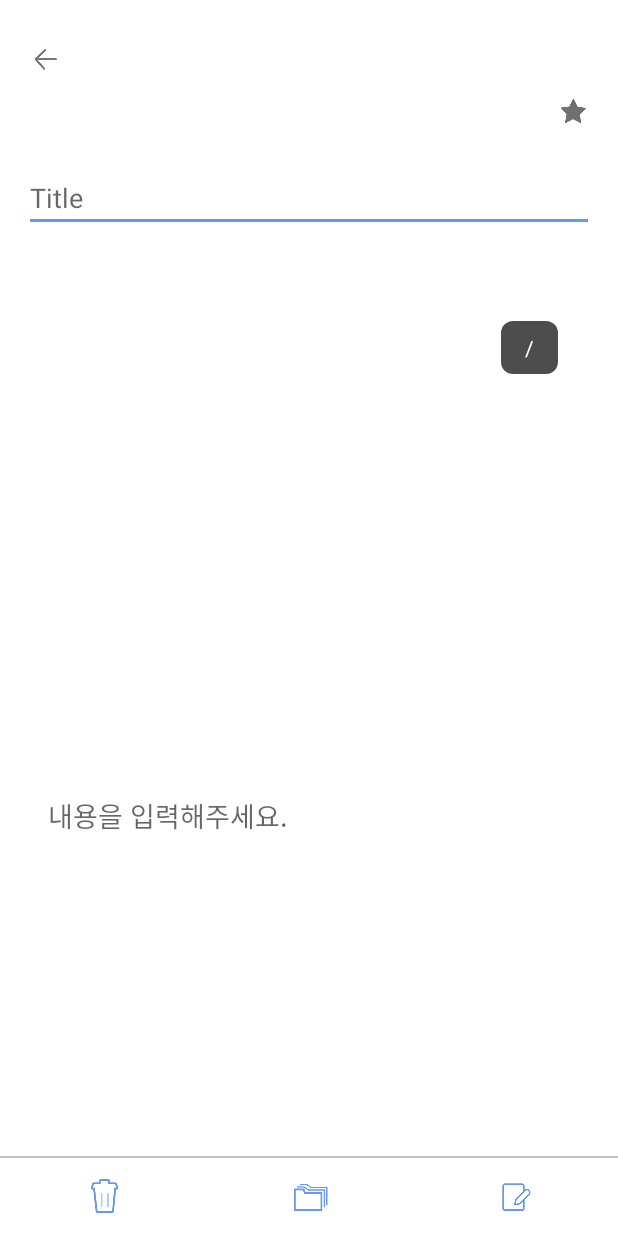
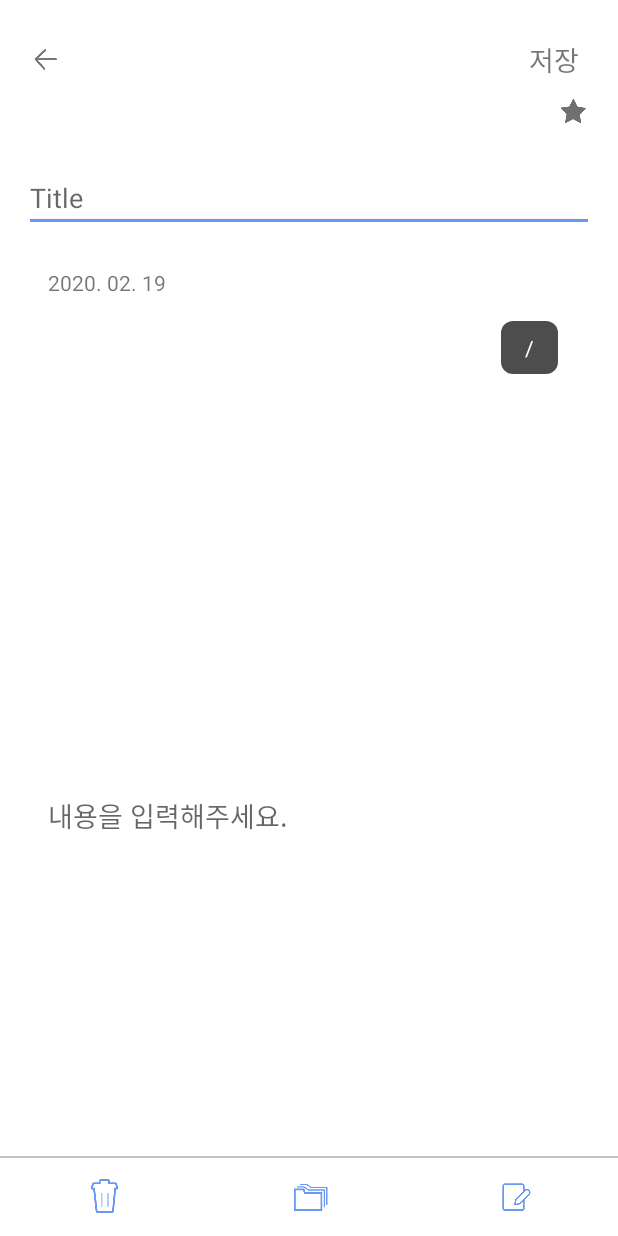
Before and after one commit to malibinYun/memo, an Android app: the screen it shows after launch (MemoEditActivity), on a phone screen of 412 x 824 dp. Run offline under Robolectric (Android 15) with nearby library versions, the phone set to English and light mode, and no system bars; our stand-ins replace Room's generated code, data binding; 4 statements that could not run were skipped.

Commit message:
[add] MemoEdit 기본적인 데이터바인딩 완료 1. important Star 아이콘 Two Way Databinding 완료 2. ViewModel에 기능 없었던 삭제/카테고리선택 메소드 추가 3. 날짜 Long -> DateFormatString 으로 바꿔주는 Databinding Adapter 추가

```diff
--- a/app/src/main/java/com/malibin/memo/ui/memo/MemoEditActivity.kt
+++ b/app/src/main/java/com/malibin/memo/ui/memo/MemoEditActivity.kt
@@ -1,13 +1,28 @@
 package com.malibin.memo.ui.memo
 
+import android.os.Bundle
 import androidx.appcompat.app.AppCompatActivity
-import android.os.Bundle
+import androidx.databinding.DataBindingUtil
+import androidx.lifecycle.ViewModelProvider
 import com.malibin.memo.R
+import com.malibin.memo.databinding.ActivityMemoEditBinding
+import org.koin.android.ext.android.inject
 
 class MemoEditActivity : AppCompatActivity() {
 
+    private val viewModelFactory: ViewModelProvider.Factory by inject()
+
     override fun onCreate(savedInstanceState: Bundle?) {
         super.onCreate(savedInstanceState)
-        setContentView(R.layout.activity_memo_edit)
+
+        val viewModel = ViewModelProvider(this, viewModelFactory)[MemoEditViewModel::class.java]
+
+        val binding: ActivityMemoEditBinding =
+            DataBindingUtil.setContentView(this, R.layout.activity_memo_edit)
+
+        binding.apply {
+            memoEditVM = viewModel
+            lifecycleOwner = this@MemoEditActivity
+        }
     }
 }
--- /dev/null
+++ b/app/src/main/java/com/malibin/memo/ui/memo/MemoEditBindingAdapter.kt
@@ -0,0 +1,35 @@
+package com.malibin.memo.ui.memo
+
+import android.view.View
+import android.widget.TextView
+import androidx.databinding.BindingAdapter
+import androidx.databinding.InverseBindingAdapter
+import androidx.databinding.InverseBindingListener
+import androidx.lifecycle.MutableLiveData
+import java.text.SimpleDateFormat
+import java.util.*
+
+
+@BindingAdapter("bind_selected")
+fun bindViewSelected(view: View, isSelected: MutableLiveData<Boolean>) {
+    view.isSelected = isSelected.value ?: false
+}
+
+@InverseBindingAdapter(attribute = "bind_selected", event = "bind_selectedAttrChanged")
+fun getViewSelected(view: View) = view.isSelected
+
+@BindingAdapter("bind_selectedAttrChanged")
+fun setAttrChangedListener(view: View, listener: InverseBindingListener) {
+    view.setOnClickListener {
+        view.isSelected = !view.isSelected
+        listener.onChange()
+    }
+}
+
+@BindingAdapter("bind_date")
+fun bindTextDate(view: TextView, date: Long) {
+    val mDate = Date(date)
+    val simpleDateFormat = SimpleDateFormat("yyyy. MM. dd", Locale.KOREA)
+    val dateString = simpleDateFormat.format(mDate)
+    view.text = dateString
+}
--- a/app/src/main/java/com/malibin/memo/ui/memo/MemoEditViewModel.kt
+++ b/app/src/main/java/com/malibin/memo/ui/memo/MemoEditViewModel.kt
@@ -38,6 +38,10 @@ class MemoEditViewModel(
     val editCancelEvent: LiveData<Boolean>
         get() = _editCancelEvent
 
+    private val _deploySelectCategoryEvent = MutableLiveData<Boolean>()
+    val deploySelectCategoryEvent: LiveData<Boolean>
+        get() = _deploySelectCategoryEvent
+
     private var memoId: String? = null
 
     private var isNewMemo: Boolean = true
@@ -73,6 +77,10 @@ class MemoEditViewModel(
         loadCategory(memo.categoryId)
     }
 
+    fun deploySelectCategory() {
+        _deploySelectCategoryEvent.value = true
+    }
+
     fun updateCategory(categoryId: String) {
         loadCategory(categoryId)
     }
@@ -104,6 +112,10 @@ class MemoEditViewModel(
 
     fun cancelEditMemo() {
         _editCancelEvent.value = true
+    }
+
+    fun deleteMemo() {
+
     }
 
     fun saveMemo() {
--- a/app/src/main/res/layout/activity_add_modify_category.xml
+++ b/app/src/main/res/layout/activity_add_modify_category.xml
@@ -72,7 +72,7 @@
                 android:layout_height="wrap_content"
                 android:layout_marginTop="10dp"
                 android:layout_marginBottom="10dp"
-                android:text="@string/save"
+                android:text="@string/doSave"
                 android:textColor="@android:color/white"
                 android:textSize="18sp"
                 app:layout_constraintBottom_toBottomOf="parent"
--- a/app/src/main/res/layout/activity_memo_edit.xml
+++ b/app/src/main/res/layout/activity_memo_edit.xml
@@ -4,6 +4,12 @@
     xmlns:tools="http://schemas.android.com/tools">
 
     <data>
+
+        <import type="android.view.View" />
+
+        <variable
+            name="memoEditVM"
+            type="com.malibin.memo.ui.memo.MemoEditViewModel" />
 
     </data>
 
@@ -21,11 +27,27 @@
             app:layout_constraintStart_toStartOf="parent"
             app:layout_constraintTop_toTopOf="parent">
 
+            <TextView
+                android:id="@+id/btn_complete2"
+                android:layout_width="wrap_content"
+                android:layout_height="0dp"
+                android:layout_marginEnd="16dp"
+                android:gravity="center"
+                android:onClick="@{(view) -> memoEditVM.saveMemo()}"
+                android:paddingLeft="16dp"
+                android:paddingRight="10dp"
+                android:text="@string/save"
+                android:textSize="18sp"
+                app:layout_constraintBottom_toBottomOf="parent"
+                app:layout_constraintEnd_toEndOf="parent"
+                app:layout_constraintTop_toTopOf="parent" />
+
             <ImageView
                 android:id="@+id/btn_cancel"
                 android:layout_width="wrap_content"
                 android:layout_height="wrap_content"
                 android:layout_marginStart="16dp"
+                android:onClick="@{(view) -> memoEditVM.cancelEditMemo()}"
                 app:layout_constraintBottom_toBottomOf="parent"
                 app:layout_constraintStart_toStartOf="parent"
                 app:layout_constraintTop_toTopOf="parent"
@@ -75,6 +97,7 @@
                     android:layout_height="wrap_content"
                     android:layout_marginTop="4dp"
                     android:layout_marginEnd="16dp"
+                    app:bind_selected="@={memoEditVM.isImportant()}"
                     app:layout_constraintEnd_toEndOf="parent"
                     app:layout_constraintTop_toTopOf="parent"
                     app:srcCompat="@drawable/selector_btn_star" />
@@ -86,6 +109,7 @@
                     android:layout_marginLeft="16dp"
                     android:background="@drawable/circle_shape"
                     android:foregroundGravity="center"
+                    app:bind_category_color="@{memoEditVM.category.colorCode}"
                     app:layout_constraintBottom_toBottomOf="@+id/tv_category_name"
                     app:layout_constraintHorizontal_bias="0.0"
                     app:layout_constraintHorizontal_chainStyle="packed"
@@ -103,6 +127,7 @@
                     android:layout_marginRight="16dp"
                     android:ellipsize="end"
                     android:maxLines="1"
+                    android:text="@{memoEditVM.category.name}"
                     app:layout_constraintLeft_toRightOf="@id/iv_category_color"
                     app:layout_constraintRight_toRightOf="parent"
                     app:layout_constraintTop_toBottomOf="@+id/tv_memo_alarm_date" />
@@ -117,6 +142,7 @@
                     android:ems="10"
                     android:hint="@string/title"
                     android:inputType="textPersonName"
+                    android:text="@={memoEditVM.title}"
                     app:layout_constraintEnd_toEndOf="parent"
                     app:layout_constraintStart_toStartOf="parent"
                     app:layout_constraintTop_toBottomOf="@+id/tv_category_name" />
@@ -127,6 +153,7 @@
                     android:layout_height="wrap_content"
                     android:layout_marginStart="16dp"
                     android:layout_marginTop="24dp"
+                    app:bind_date="@{memoEditVM.createdDate}"
                     app:layout_constraintStart_toStartOf="@+id/et_memo_title"
                     app:layout_constraintTop_toBottomOf="@+id/et_memo_title" />
 
@@ -149,6 +176,7 @@
                     android:layout_marginTop="8dp"
                     android:layout_marginEnd="8dp"
                     android:background="@drawable/round_rectagle_translucent_black_8dp"
+                    android:visibility="@{memoEditVM.shownImages.empty ? View.GONE : View.VISIBLE}"
                     app:layout_constraintEnd_toEndOf="@+id/vp_memo_images"
                     app:layout_constraintTop_toTopOf="@+id/vp_memo_images">
 
@@ -184,6 +212,7 @@
                         android:layout_height="wrap_content"
                         android:layout_marginLeft="4dp"
                         android:layout_marginRight="12dp"
+                        android:text="@{memoEditVM.shownImages.size()}"
                         android:textColor="@android:color/white"
                         app:layout_constraintBottom_toBottomOf="@+id/textView7"
                         app:layout_constraintLeft_toRightOf="@id/textView7"
@@ -202,6 +231,7 @@
                     android:hint="@string/input_content"
                     android:inputType="textMultiLine"
                     android:minHeight="140dp"
+                    android:text="@={memoEditVM.content}"
                     app:layout_constraintEnd_toEndOf="@+id/vp_memo_images"
                     app:layout_constraintStart_toStartOf="@+id/vp_memo_images"
                     app:layout_constraintTop_toBottomOf="@+id/vp_memo_images" />
@@ -230,7 +260,8 @@
                 android:id="@+id/btn_delete"
                 android:layout_width="match_parent"
                 android:layout_height="match_parent"
-                android:layout_weight="1">
+                android:layout_weight="1"
+                android:onClick="@{(view) -> memoEditVM.deleteMemo()}">
 
                 <ImageView
                     android:id="@+id/imageView4"
@@ -247,7 +278,8 @@
                 android:id="@+id/btn_category"
                 android:layout_width="match_parent"
                 android:layout_height="match_parent"
-                android:layout_weight="1">
+                android:layout_weight="1"
+                android:onClick="@{(view) -> memoEditVM.deploySelectCategory()}">
 
                 <ImageView
                     android:id="@+id/imageView5"
@@ -264,7 +296,8 @@
                 android:id="@+id/btn_save"
                 android:layout_width="match_parent"
                 android:layout_height="match_parent"
-                android:layout_weight="1">
+                android:layout_weight="1"
+                android:onClick="@{(view) -> memoEditVM.saveMemo()}">
 
                 <ImageView
                     android:id="@+id/imageView6"
--- a/app/src/main/res/values/strings.xml
+++ b/app/src/main/res/values/strings.xml
@@ -6,7 +6,8 @@
     <string name="complete">완료</string>
     <string name="category_modified">카테고리가 수정되었습니다.</string>
     <string name="category_added">카테고리가 추가되었습니다.</string>
-    <string name="save">저장하기</string>
+    <string name="doSave">저장하기</string>
+    <string name="save">저장</string>
     <string name="important_memo">중요 메모</string>
     <string name="all_memo">모든 메모</string>
     <string name="add_category">카테고리 추가하기</string>
```
